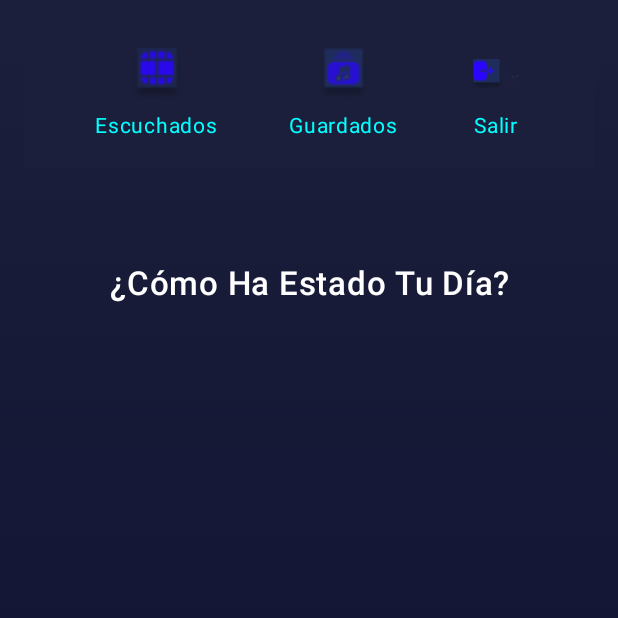
After one commit to ArmandoAgui/Vibelyze, an Android app built with Jetpack Compose: the MainScreen screen opened through its navigation route, on a phone screen of 412 x 824 dp, the top half of it. The commit adds this screen. Run offline under Robolectric (Android 15) with nearby library versions, the phone set to English and light mode, and no system bars.

Commit message:
Moved changes, those changes been adding a Proper Homescreen and creating component TopBar

```diff
--- /dev/null
+++ b/Vibelyze/app/src/main/java/com/vibelyze/ui/components/TopBar.kt
@@ -0,0 +1,86 @@
+package com.vibelyze.ui.components
+
+import androidx.compose.foundation.Image
+import androidx.compose.foundation.background
+import androidx.compose.foundation.clickable
+import androidx.compose.foundation.layout.Arrangement
+import androidx.compose.foundation.layout.Box
+import androidx.compose.foundation.layout.Column
+import androidx.compose.foundation.layout.Row
+import androidx.compose.foundation.layout.Spacer
+import androidx.compose.foundation.layout.fillMaxWidth
+import androidx.compose.foundation.layout.height
+import androidx.compose.foundation.layout.padding
+import androidx.compose.foundation.layout.size
+import androidx.compose.material3.Text
+import androidx.compose.runtime.Composable
+import androidx.compose.ui.Alignment
+import androidx.compose.ui.Modifier
+import androidx.compose.ui.graphics.Color
+import androidx.compose.ui.graphics.painter.Painter
+import androidx.compose.ui.res.painterResource
+import androidx.compose.ui.unit.dp
+import androidx.compose.ui.unit.sp
+import com.vibelyze.R
+
+@Composable
+fun TopBarMenu(
+    onListenedClick: () -> Unit,
+    onSavedClick: () -> Unit,
+    onExitClick: () -> Unit
+){
+    Box(
+        modifier = Modifier
+            .fillMaxWidth()
+            .background(Color(0xFF1B1F3B))
+
+    ) {
+        Row(
+            modifier = Modifier
+                .fillMaxWidth()
+                .padding(top = 32.dp, bottom = 16.dp),
+            horizontalArrangement = Arrangement.SpaceEvenly,
+            verticalAlignment = Alignment.CenterVertically
+        ){
+            TopBarItem(
+                icon = painterResource(id = R.drawable.ic_listened),
+                label = "Escuchados",
+                onClick = onListenedClick
+            )
+            TopBarItem(
+                icon = painterResource(id = R.drawable.ic_saved),
+                label = "Guardados",
+                onClick = onSavedClick
+            )
+            TopBarItem(
+                icon = painterResource(id = R.drawable.ic_exit),
+                label = "Salir",
+                onClick = onExitClick
+            )
+        }
+    }
+}
+
+@Composable
+fun TopBarItem(
+   icon: Painter,
+   label: String,
+   onClick: () -> Unit
+) {
+    Column(
+        modifier = Modifier.clickable { onClick() },
+        horizontalAlignment = Alignment.CenterHorizontally,
+    ){
+        Image(
+            painter = icon,
+            contentDescription = label,
+            modifier = Modifier.size(36.dp)
+        )
+        Spacer(modifier = Modifier.height(4.dp))
+        Text(
+            text = label,
+            color = Color.Cyan,
+            fontSize = 14.sp
+        )
+    }
+}
--- /dev/null
+++ b/Vibelyze/app/src/main/java/com/vibelyze/ui/mainscreen/MainScreen.kt
@@ -0,0 +1,64 @@
+package com.vibelyze.ui.mainscreen
+
+import androidx.compose.foundation.background
+import androidx.compose.foundation.layout.Arrangement
+import androidx.compose.foundation.layout.Column
+import androidx.compose.foundation.layout.Row
+import androidx.compose.foundation.layout.Spacer
+import androidx.compose.foundation.layout.fillMaxSize
+import androidx.compose.foundation.layout.fillMaxWidth
+import androidx.compose.foundation.layout.height
+import androidx.compose.foundation.layout.padding
+import androidx.compose.material3.Text
+import androidx.compose.ui.graphics.Brush
+import androidx.compose.ui.graphics.Color
+import androidx.compose.runtime.Composable
+import androidx.compose.ui.Alignment
+import androidx.compose.ui.Modifier
+import androidx.compose.ui.text.font.FontWeight
+import androidx.compose.ui.text.style.TextAlign
+import androidx.compose.ui.unit.dp
+import androidx.compose.ui.unit.sp
+import androidx.navigation.NavController
+import com.vibelyze.ui.components.TopBarItem
+import com.vibelyze.ui.components.TopBarMenu
+
+@Composable
+fun MainScreen(navController: NavController) {
+    Column(
+        modifier = Modifier.fillMaxSize()
+            .background(
+                Brush.verticalGradient(
+                    colors = listOf(Color(0xFF1B1F3B), Color(0xFF0B0F2F))
+                )
+            ).padding(horizontal = 16.dp),
+        horizontalAlignment = Alignment.CenterHorizontally,
+        verticalArrangement = Arrangement.Top
+    ){
+        TopBarMenu(
+            onListenedClick = {},
+            onSavedClick = {},
+            onExitClick = { navController.navigate("login")}
+        )
+
+        Spacer(modifier = Modifier.height(64.dp))
+
+        Text(
+            text = "¿Cómo Ha Estado Tu Día?",
+            fontSize = 22.sp,
+            color = Color.White,
+            fontWeight = FontWeight.SemiBold,
+            textAlign = TextAlign.Center
+        )
+
+        Spacer(modifier = Modifier.height(32.dp))
+
+        Row(
+            modifier = Modifier.fillMaxWidth(),
+            horizontalArrangement = Arrangement.SpaceEvenly
+        ){
+
+        }
+    }
+
+}
--- a/Vibelyze/app/src/main/java/com/vibelyze/ui/navigation/AppNavigation.kt
+++ b/Vibelyze/app/src/main/java/com/vibelyze/ui/navigation/AppNavigation.kt
@@ -5,12 +5,16 @@ import androidx.navigation.NavHostController
 import androidx.navigation.compose.NavHost
 import androidx.navigation.compose.composable
 import com.vibelyze.ui.LoginScreen
+import com.vibelyze.ui.mainscreen.MainScreen
 import com.vibelyze.ui.onboarding.OnboardingScreen
 
 @Composable
 fun AppNavigation(navController: NavHostController) {
-    NavHost(navController = navController, startDestination = "onboarding") {
-        composable("onboarding") {
+    NavHost(navController = navController, startDestination = Screen.Home.route) {
+        composable(Screen.Home.route){
+            MainScreen(navController)
+        }
+        composable(Screen.OnBoarding.route) {
             OnboardingScreen(
                 onFinish = {
                     navController.navigate("login") {
@@ -19,7 +23,7 @@ fun AppNavigation(navController: NavHostController) {
                 }
             )
         }
-        composable("login") {
+        composable(Screen.Login.route) {
             LoginScreen()
         }
     }
--- /dev/null
+++ b/Vibelyze/app/src/main/java/com/vibelyze/ui/navigation/Navigation.kt
@@ -0,0 +1,7 @@
+package com.vibelyze.ui.navigation
+
+sealed class Screen(val route: String, val title: String){
+    object Home: Screen("home", "Pantalla de Inicio")
+    object Login: Screen("login", "Iniciar Sesión")
+    object OnBoarding: Screen("onboarding", "Únete")
+}
```
Also changed, not shown: Vibelyze/app/src/main/res/drawable/ic_exit.png (added), Vibelyze/app/src/main/res/drawable/ic_listened.png (added), Vibelyze/app/src/main/res/drawable/ic_saved.png (added), Vibelyze/app/src/main/res/drawable/tada.png (added).
